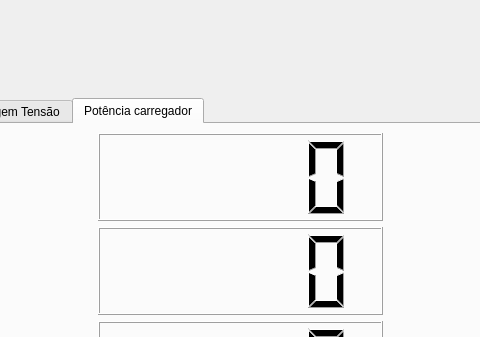
The window that ui/MainWindow.ui (lexcibien/OpenJTX-A9) describes before a commit, drawn with Qt 5; both pictures show x 214 to 694 and y 0 to 337 of the 1200 by 800 pixel window.
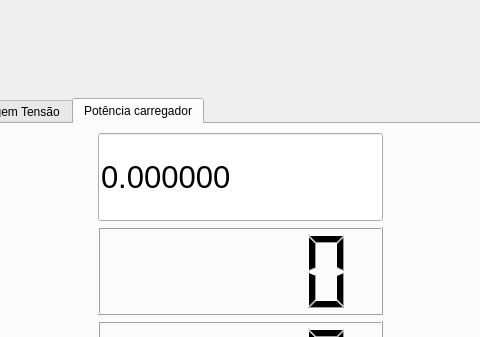
The same window after the commit. The open tabs and pages were chosen to show the change.

```diff
--- a/ui/MainWindow.ui
+++ b/ui/MainWindow.ui
@@ -460,12 +460,25 @@
                  </widget>
                 </item>
                 <item>
-                 <widget class="QLCDNumber" name="voltageLCD">
-                  <property name="segmentStyle">
-                   <enum>QLCDNumber::SegmentStyle::Filled</enum>
+                 <widget class="QLineEdit" name="voltageDisplay">
+                  <property name="sizePolicy">
+                   <sizepolicy hsizetype="Minimum" vsizetype="Preferred">
+                    <horstretch>0</horstretch>
+                    <verstretch>0</verstretch>
+                   </sizepolicy>
                   </property>
-                  <property name="value" stdset="0">
-                   <double>0.000000000000000</double>
+                  <property name="font">
+                   <font>
+                    <pointsize>23</pointsize>
+                    <bold>false</bold>
+                    <kerning>true</kerning>
+                   </font>
+                  </property>
+                  <property name="text">
+                   <string>0.000000</string>
+                  </property>
+                  <property name="readOnly">
+                   <bool>true</bool>
                   </property>
                  </widget>
                 </item>
```
Left out of the diff: 4 changed lines with no effect on the pictures.
